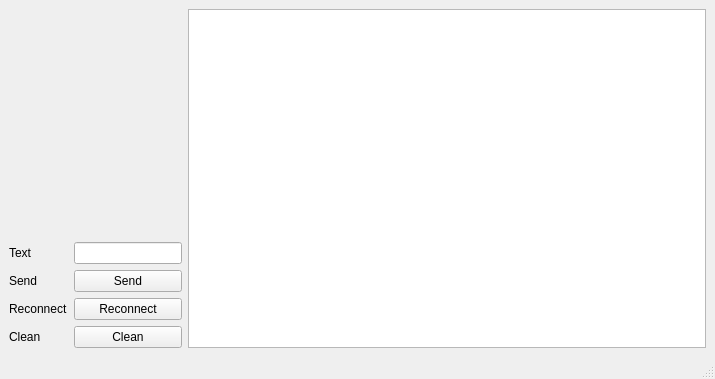
This is code/_1_code_widgets/_0005_HTTP_MQTT/mqtt_test.ui in TrinhHuuGiang/tutorial-cpp-qt as Qt 5 draws it before an edit. The edited form follows.
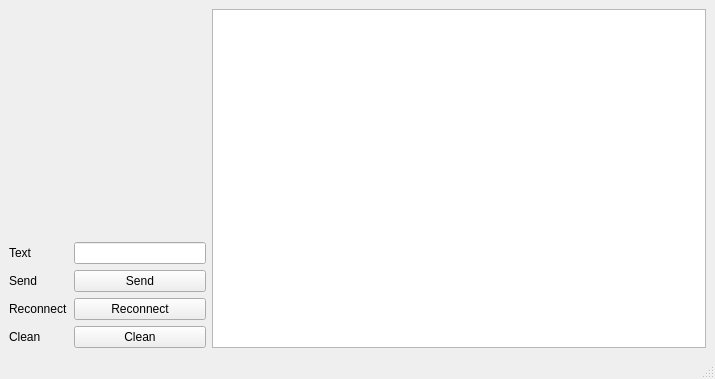
This is the edited form.

```diff
--- a/code/_1_code_widgets/_0005_HTTP_MQTT/mqtt_test.ui
+++ b/code/_1_code_widgets/_0005_HTTP_MQTT/mqtt_test.ui
@@ -14,7 +14,7 @@
    <string>mqtt_test</string>
   </property>
   <widget class="QWidget" name="centralwidget">
-   <layout class="QGridLayout" name="gridLayout" columnstretch="0,5">
+   <layout class="QGridLayout" name="gridLayout" columnstretch="2,5">
     <item row="0" column="0">
      <spacer name="verticalSpacer">
       <property name="orientation">
```
